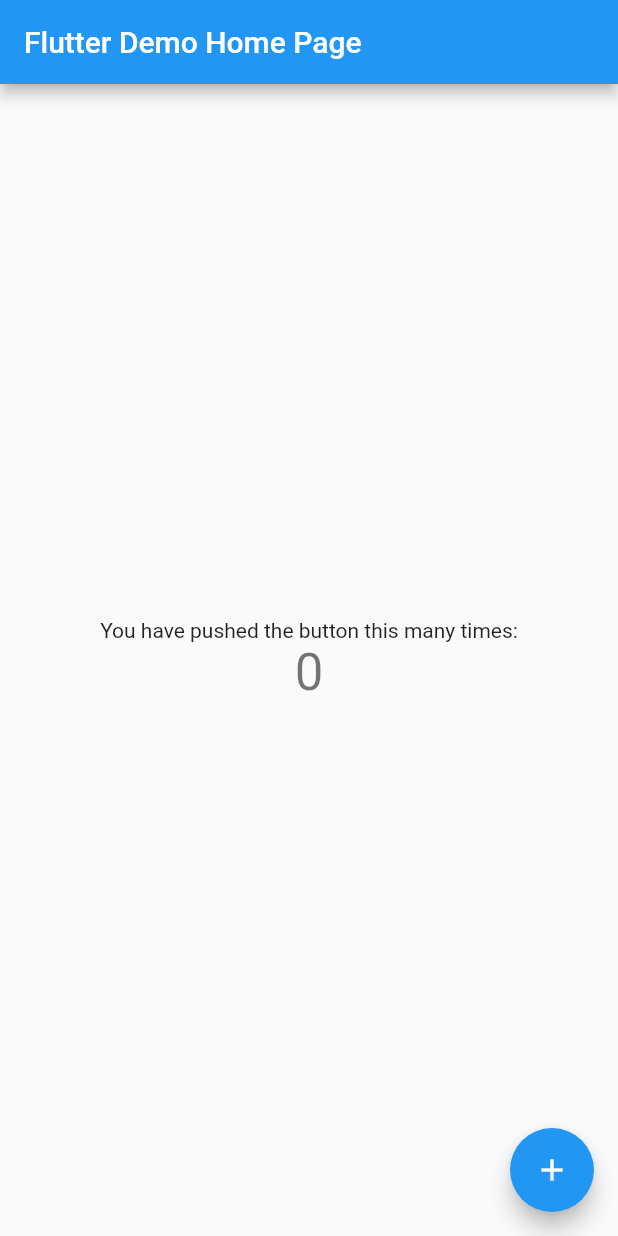
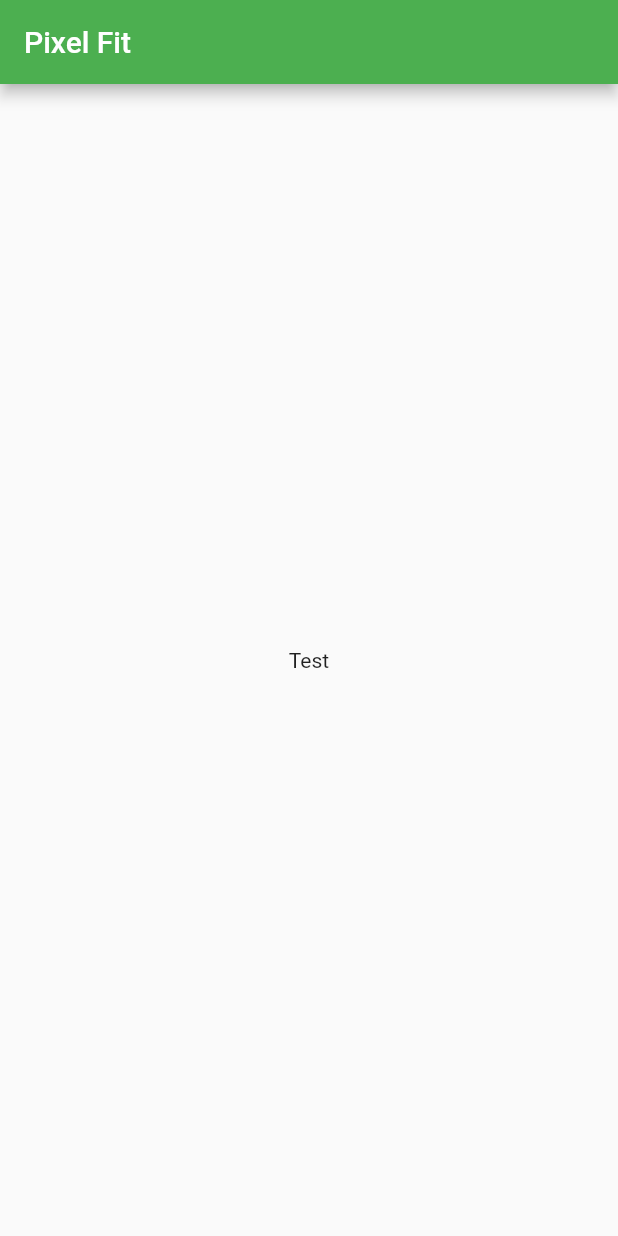
Before and after one commit to martflu/pixel-fit, a Flutter app: the screen it shows after launch, on a phone screen of 412 x 824 dp. Run offline on Flutter 3.47's test engine with Material 2 defaults, Android fonts, the phone set to English and light mode, and no system bars.

Commit message:
[feat] Remove unused code

```diff
--- a/lib/main.dart
+++ b/lib/main.dart
@@ -8,12 +8,12 @@ class MyApp extends StatelessWidget {
   @override
   Widget build(BuildContext context) {
     return MaterialApp(
-      title: 'Flutter Demo',
+      title: 'Pixel Fit',
       theme: ThemeData(
-        primarySwatch: Colors.blue,
+        primarySwatch: Colors.green,
         visualDensity: VisualDensity.adaptivePlatformDensity,
       ),
-      home: MyHomePage(title: 'Flutter Demo Home Page'),
+      home: MyHomePage(title: 'Pixel Fit'),
     );
   }
 }
@@ -27,14 +27,6 @@ class MyHomePage extends StatefulWidget {
 }
 
 class _MyHomePageState extends State<MyHomePage> {
-  int _counter = 0;
-
-  void _incrementCounter() {
-    setState(() {
-      _counter++;
-    });
-  }
-
   @override
   Widget build(BuildContext context) {
     return Scaffold(
@@ -46,20 +38,11 @@ class _MyHomePageState extends State<MyHomePage> {
           mainAxisAlignment: MainAxisAlignment.center,
           children: <Widget>[
             Text(
-              'You have pushed the button this many times:',
-            ),
-            Text(
-              '$_counter',
-              style: Theme.of(context).textTheme.headline4,
+              'Test',
             ),
           ],
         ),
       ),
-      floatingActionButton: FloatingActionButton(
-        onPressed: _incrementCounter,
-        tooltip: 'Increment',
-        child: Icon(Icons.add),
-      ), // This trailing comma makes auto-formatting nicer for build methods.
     );
   }
 }
```
Also changed, not shown: pubspec.yaml (+4 -59 lines), pubspec.lock, 1 other file.
